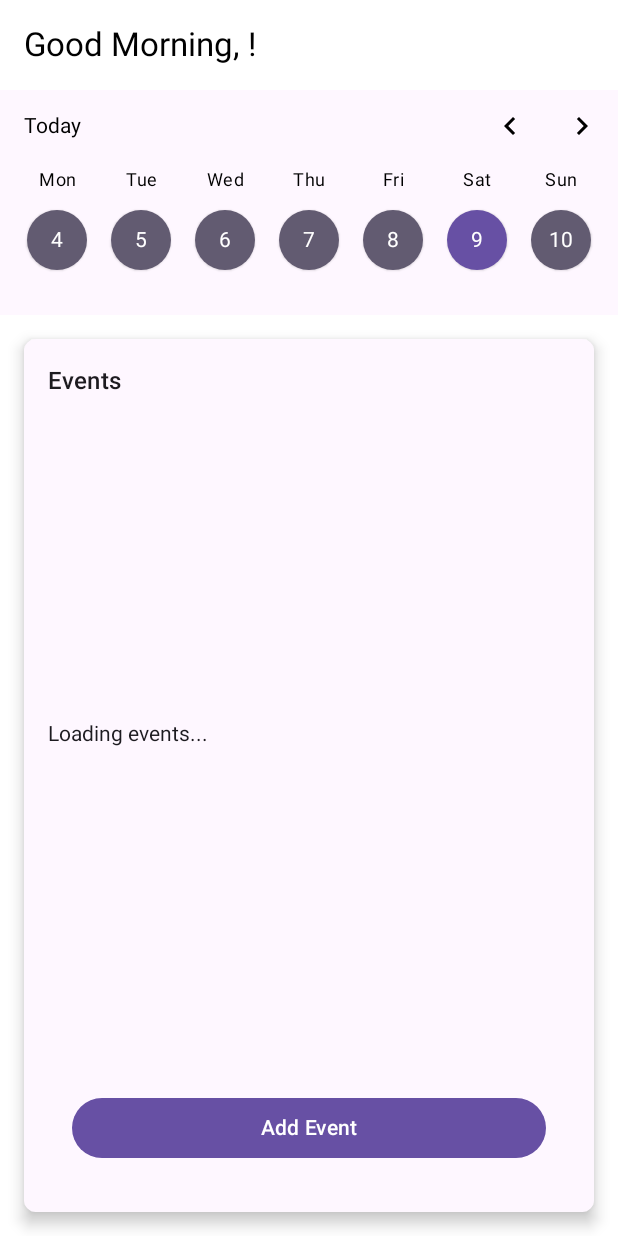
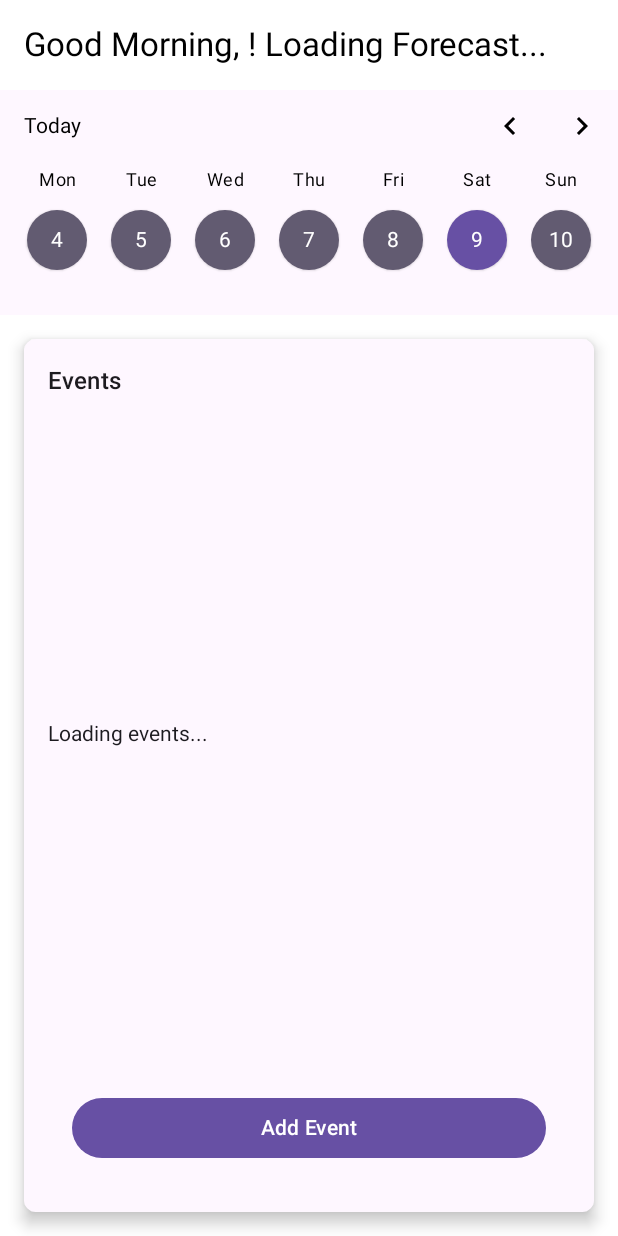
Before and after one commit to brendanpayne/protifyapp, an Android app built with Jetpack Compose: the home screen opened through its navigation route, on a phone screen of 412 x 824 dp. Run offline under Robolectric (Android 15) with nearby library versions, the phone set to English and light mode, and no system bars; our stand-ins replace Firebase (no records; nobody signed in at launch, a user with empty details on screens opened directly).

Commit message:
Use phone location to get weather data

```diff
--- a/app/src/main/java/com/protify/protifyapp/HomeActivity.kt
+++ b/app/src/main/java/com/protify/protifyapp/HomeActivity.kt
@@ -13,6 +13,7 @@ import androidx.compose.runtime.LaunchedEffect
 import androidx.compose.runtime.getValue
 import androidx.compose.runtime.mutableStateOf
 import androidx.compose.runtime.remember
+import androidx.compose.runtime.setValue
 import androidx.compose.ui.Modifier
 import androidx.compose.ui.platform.LocalContext
 import androidx.compose.ui.tooling.preview.Preview
@@ -22,6 +23,7 @@ import com.protify.protifyapp.features.calendar.CalendarView
 import com.protify.protifyapp.features.login.FirebaseLoginHelper
 import com.protify.protifyapp.ui.theme.ProtifyTheme
 import com.protify.protifyapp.utils.LocationUtils
+import com.protify.protifyapp.utils.WeatherUtils
 
 class HomeActivity {
         @Composable
@@ -29,15 +31,18 @@ class HomeActivity {
             val firestoreHelper = FirestoreHelper()
             val user = FirebaseLoginHelper().getCurrentUser()
             val context = LocalContext.current
+            var locationForecast by remember { mutableStateOf("Loading Forecast...") }
+
             Column(modifier = Modifier.fillMaxSize()) {
                 // TODO: Add a greeting based on the time of day and logged in user.
-                val greeting = "Good Morning, ${user?.email}!"
+                val greeting = "Good Morning, ${user?.email}! $locationForecast"
                 Text(
                     text = greeting,
                     modifier = Modifier.padding(16.dp),
                     style = MaterialTheme.typography.titleLarge
                 )
                 CalendarView().Calendar(navigateToAddEvent)
+                //Get Location Permissions
                 val permission = android.Manifest.permission.ACCESS_FINE_LOCATION; android.Manifest.permission.ACCESS_COARSE_LOCATION
 
                  val locationPermssionsContract = rememberLauncherForActivityResult(
@@ -46,6 +51,11 @@ class HomeActivity {
                         if (isGranted) {
                             LocationUtils(context).getCurrentLocation { long, lat ->
                                 Toast.makeText(context, "Location: $long, $lat", Toast.LENGTH_SHORT).show()
+                                WeatherUtils(lat ,long).getForecast { forecast ->
+                                    if (forecast != null) {
+                                        locationForecast = "Forecast: ${forecast.properties.periods[0].shortForecast}"
+                                    }
+                                }
                             }
                         } else {
                             // Explain to the user that the feature is unavailable because the
```
